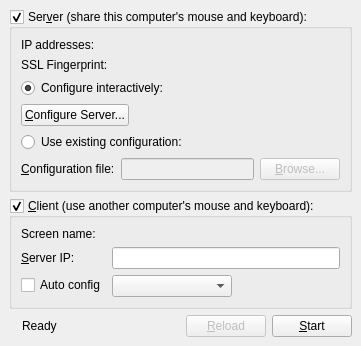
The window that src/gui/src/MainWindowBase.ui (input-leap/input-leap) describes before a commit, drawn with Qt 5.
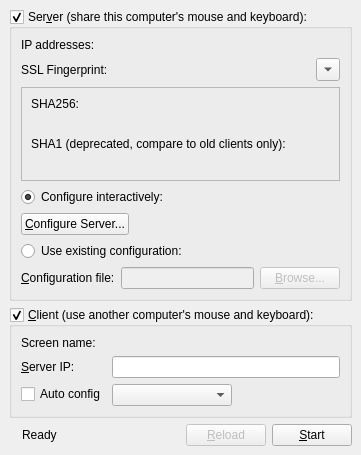
The same window after the commit. Icons and pictures are not drawn.

Commit message:
gui: Add support for SHA256 fingerprints
For the time being both SHA1 and SHA256 fingerprints will be shown in
the UI. This allows users to verify new connections between old and new
versions of Barrier. After the initial verification we use SHA256
fingerprints.

The issue has been reported by Matthias Gerstner <mgerstner@suse.de>.

```diff
--- a/src/gui/src/MainWindowBase.ui
+++ b/src/gui/src/MainWindowBase.ui
@@ -75,10 +75,87 @@
            <property name="text">
             <string/>
            </property>
+           <property name="textFormat">
+            <enum>Qt::PlainText</enum>
+           </property>
+          </widget>
+         </item>
+         <item>
+          <widget class="QToolButton" name="toolbutton_show_fingerprint">
+           <property name="text">
+            <string>...</string>
+           </property>
+           <property name="arrowType">
+            <enum>Qt::DownArrow</enum>
+           </property>
           </widget>
          </item>
         </layout>
        </item>
+       <item>
+        <widget class="QFrame" name="frame_fingerprint_details">
+         <property name="frameShape">
+          <enum>QFrame::StyledPanel</enum>
+         </property>
+         <property name="frameShadow">
+          <enum>QFrame::Raised</enum>
+         </property>
+         <layout class="QGridLayout" name="gridLayout">
+          <property name="sizeConstraint">
+           <enum>QLayout::SetMinimumSize</enum>
+          </property>
+          <item row="1" column="1">
+           <widget class="QLabel" name="label_sha256_randomart">
+            <property name="font">
+             <font>
+              <family>Courier</family>
+             </font>
+            </property>
+            <property name="text">
+             <string/>
+            </property>
+            <property name="textInteractionFlags">
+             <set>Qt::LinksAccessibleByMouse|Qt::TextSelectableByMouse</set>
+            </property>
+           </widget>
+          </item>
+          <item row="2" column="0" colspan="2">
+           <widget class="QLabel" name="label_sha1">
+            <property name="text">
+             <string>SHA1 (deprecated, compare to old clients only):</string>
+            </property>
+           </widget>
+          </item>
+          <item row="3" column="0" colspan="2">
+           <widget class="QLabel" name="label_sha1_fingerprint_full">
+            <property name="text">
+             <string/>
+            </property>
+            <property name="textInteractionFlags">
+             <set>Qt::LinksAccessibleByMouse|Qt::TextSelectableByMouse</set>
+            </property>
+           </widget>
+          </item>
+          <item row="0" column="0" colspan="2">
+           <widget class="QLabel" name="label_sha256">
+            <property name="text">
+             <string>SHA256:</string>
+            </property>
+           </widget>
+          </item>
+          <item row="1" column="0">
+           <widget class="QLabel" name="label_sha256_fingerprint_full">
+            <property name="text">
+             <string/>
+            </property>
+            <property name="textInteractionFlags">
+             <set>Qt::LinksAccessibleByMouse|Qt::TextSelectableByMouse</set>
+            </property>
+           </widget>
+          </item>
+         </layout>
+        </widget>
+       </item>
        <item>
         <widget class="QRadioButton" name="m_pRadioInternalConfig">
          <property name="text">
```
Left out of the diff: 6 changed lines with no effect on the pictures. The commit also changes 8 other files.
